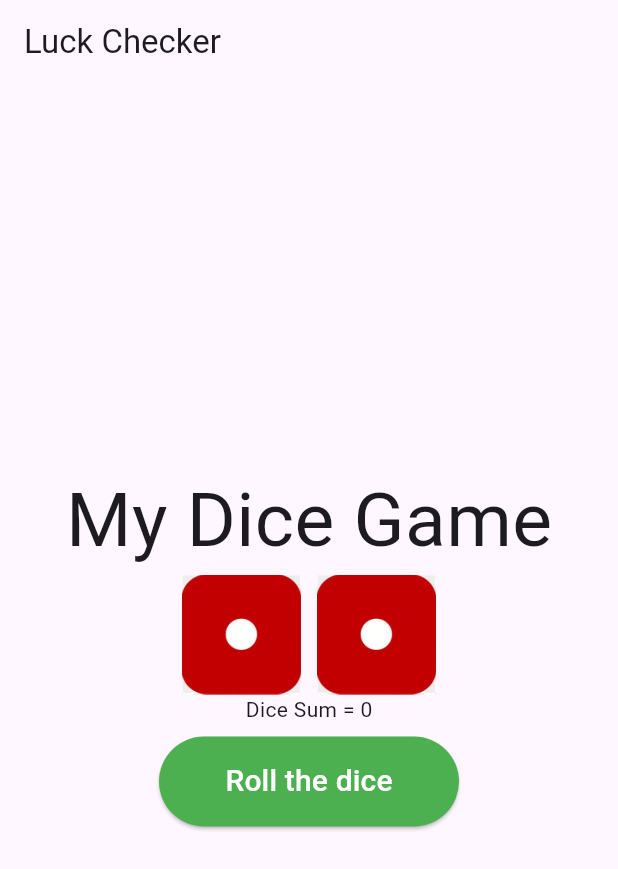
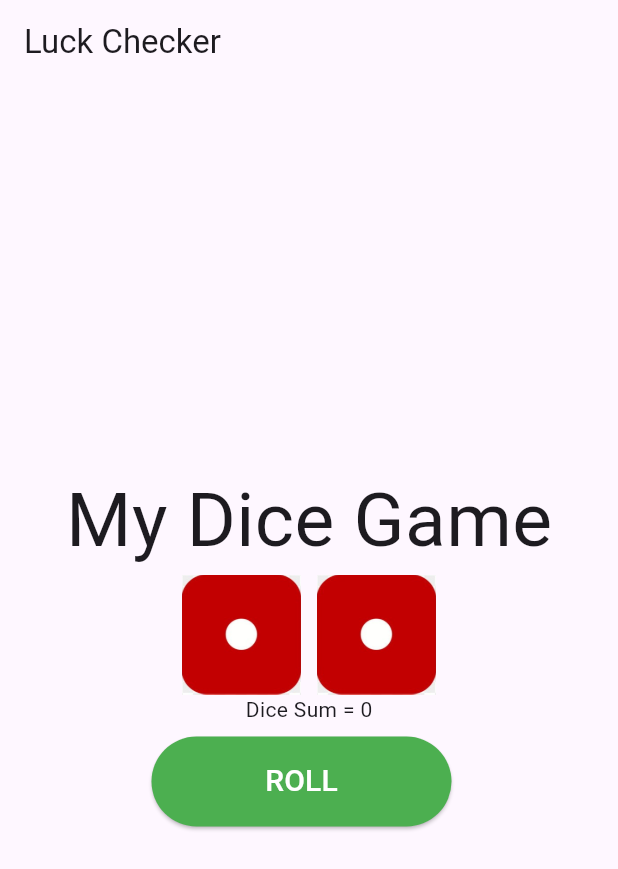
Before and after one commit to Shoykat361/DiceGameFlutter, a Flutter app: the screen it shows after launch, after a tap on "START", on a phone screen of 412 x 824 dp. Shown: the top 869 px of the screen. Run offline on Flutter 3.47's test engine with Material 3 defaults, Android fonts, the phone set to English and light mode, and no system bars; our stand-ins replace google_fonts.

Commit message:
shakking add in Roll btn

```diff
--- a/lib/main.dart
+++ b/lib/main.dart
@@ -106,9 +106,9 @@ class _GamePageState extends State<GamePage> {
                     style: TextStyle(fontSize: 50),
                   ),
                   if(gameStatus  ==GameStatus.running)
-                    diceButton(
+                    ShakingButton(
+                        label: 'ROLL',
                     onPressed: rollTheDice,
-                    lable: 'Roll the dice',
                   ),
                   const SizedBox(height: 10),
                   if(gameStatus == GameStatus.over)
@@ -218,7 +218,6 @@ class startPage extends StatelessWidget {
         diceButton(lable: 'START', onPressed: onStart),
         diceButton(lable: 'How To Play', onPressed: (){
           showInstaction(context);
-
         }),
       ],
     );
@@ -261,6 +260,80 @@ class diceButton extends StatelessWidget {
 }
 
 
+class ShakingButton extends StatefulWidget {
+  final String label;
+  final VoidCallback onPressed;
+
+  const ShakingButton({Key? key, required this.label, required this.onPressed}) : super(key: key);
+
+  @override
+  _ShakingButtonState createState() => _ShakingButtonState();
+}
+
+class _ShakingButtonState extends State<ShakingButton> with SingleTickerProviderStateMixin {
+  late AnimationController _animationController;
+  late Animation<double> _animation;
+
+  @override
+  void initState() {
+    super.initState();
+    _animationController = AnimationController(
+      vsync: this,
+      duration: Duration(milliseconds: 500),
+    );
+    _animation = Tween<double>(begin: -5, end: 5).animate(
+      CurvedAnimation(
+        parent: _animationController,
+        curve: Curves.easeInOut,
+      ),
+    )..addStatusListener((status) {
+      if (status == AnimationStatus.completed) {
+        _animationController.reverse();
+      }
+    });
+  }
+
+  @override
+  void dispose() {
+    _animationController.dispose();
+    super.dispose();
+  }
+
+  @override
+  Widget build(BuildContext context) {
+    return AnimatedBuilder(
+      animation: _animationController,
+      builder: (context, child) {
+        return Transform.translate(
+          offset: Offset(_animation.value, 0),
+          child: child,
+        );
+      },
+      child: Padding(
+        padding: const EdgeInsets.all(8.0),
+        child: SizedBox(
+          width: 200,
+          height: 60,
+          child: ElevatedButton(
+            onPressed: () {
+              _animationController.forward();
+              widget.onPressed();
+            },
+            child: Text(
+              widget.label,
+              style: TextStyle(fontSize: 20, color: Colors.white),
+            ),
+            style: ElevatedButton.styleFrom(
+              backgroundColor: Colors.green,
+            ),
+          ),
+        ),
+      ),
+    );
+  }
+}
+
+
 
 const gameRules ='''
 * AT FIRST ROLL,IF THE DICE SUM IS 7 OR 11 ,YOU WIN!!!
```
